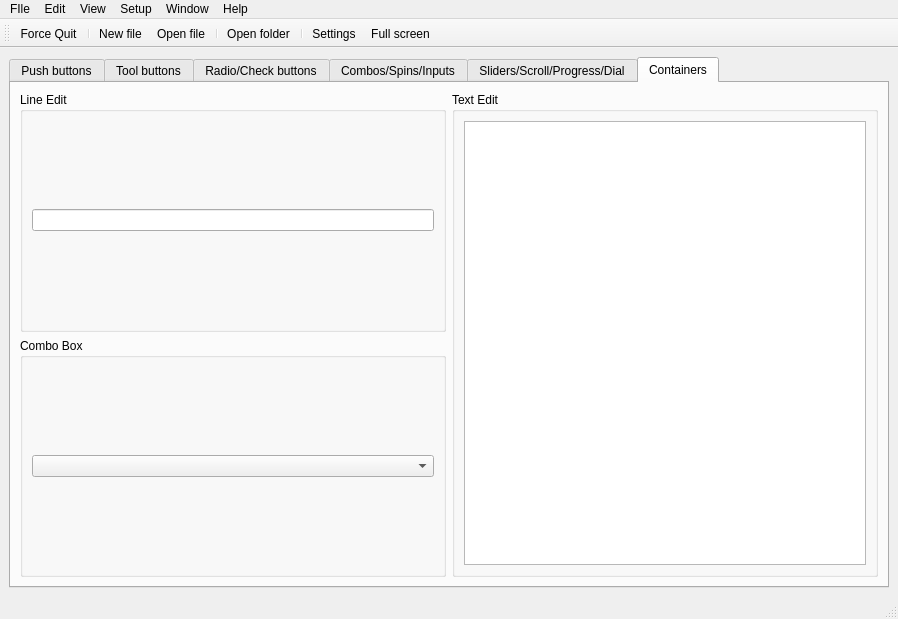
First picture: the form in mainwindow.ui, repository Who-are-me/qt_yashi_style, before the edit.
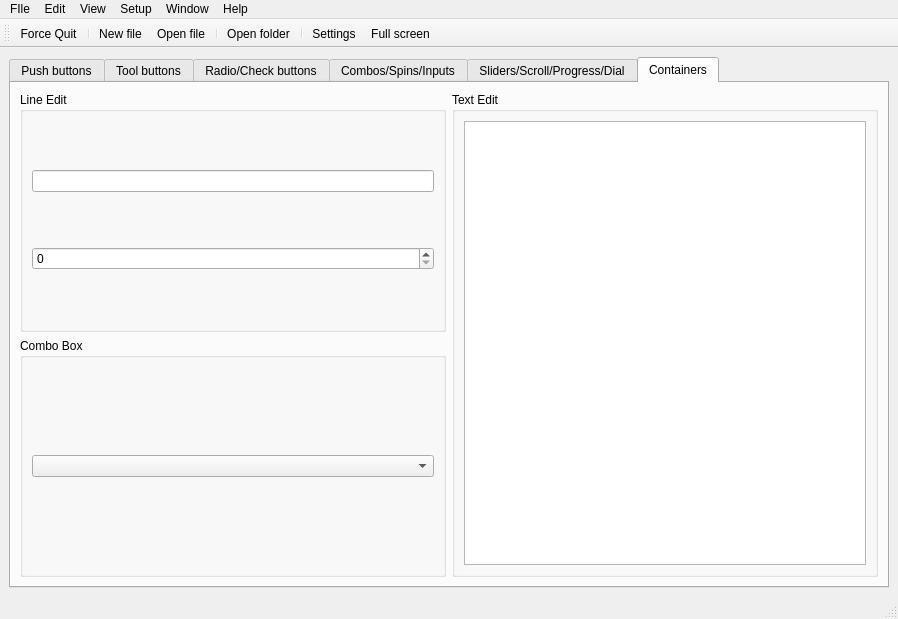
Second picture: the form after the edit. The open tabs and pages were chosen to show the change.

```diff
--- a/mainwindow.ui
+++ b/mainwindow.ui
@@ -258,6 +258,9 @@
            <item row="0" column="0">
             <widget class="QLineEdit" name="lineEdit"/>
            </item>
+           <item row="1" column="0">
+            <widget class="QSpinBox" name="spinBox"/>
+           </item>
           </layout>
          </widget>
         </item>
```
Left out of the diff: 4 changed lines with no effect on the pictures.
